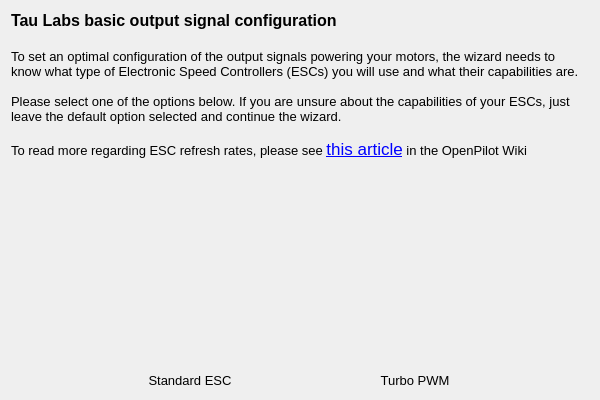
This is ground/gcs/src/plugins/setupwizard/pages/outputpage.ui in TauLabs/TauLabs as Qt 5 draws it before an edit. The edited form follows.
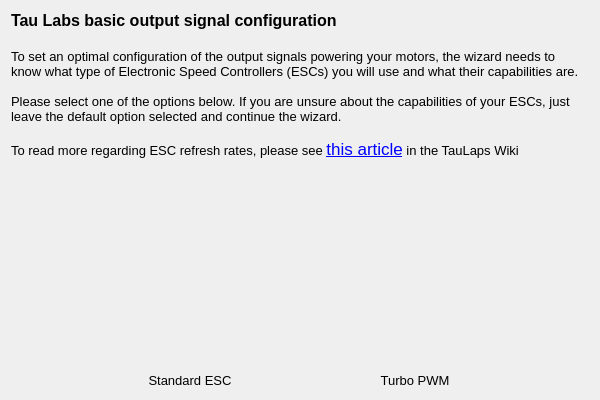
This is the edited form. Icons and pictures are not drawn.

Commit message: Change all OpenPilot links to TauLabs Wiki https://github.com/TauLabs/TauLabs/issues/975

The edit to the form file:
```diff
--- a/ground/gcs/src/plugins/setupwizard/pages/outputpage.ui
+++ b/ground/gcs/src/plugins/setupwizard/pages/outputpage.ui
@@ -27,7 +27,7 @@
 &lt;p style=&quot;-qt-paragraph-type:empty; margin-top:0px; margin-bottom:0px; margin-left:0px; margin-right:0px; -qt-block-indent:0; text-indent:0px; font-family:'MS Shell Dlg 2'; font-size:10pt;&quot;&gt;&lt;br /&gt;&lt;/p&gt;
 &lt;p style=&quot; margin-top:0px; margin-bottom:0px; margin-left:0px; margin-right:0px; -qt-block-indent:0; text-indent:0px;&quot;&gt;&lt;span style=&quot; font-family:'MS Shell Dlg 2'; font-size:10pt;&quot;&gt;Please select one of the options below. If you are unsure about the capabilities of your ESCs, just leave the default option selected and continue the wizard.&lt;/span&gt;&lt;/p&gt;
 &lt;p style=&quot;-qt-paragraph-type:empty; margin-top:0px; margin-bottom:0px; margin-left:0px; margin-right:0px; -qt-block-indent:0; text-indent:0px; font-family:'MS Shell Dlg 2'; font-size:10pt;&quot;&gt;&lt;br /&gt;&lt;/p&gt;
-&lt;p style=&quot; margin-top:0px; margin-bottom:0px; margin-left:0px; margin-right:0px; -qt-block-indent:0; text-indent:0px;&quot;&gt;&lt;span style=&quot; font-family:'MS Shell Dlg 2'; font-size:10pt;&quot;&gt;To read more regarding ESC refresh rates, please see &lt;/span&gt;&lt;a href=&quot;http://wiki.openpilot.org/x/HIEu&quot;&gt;&lt;span style=&quot; text-decoration: underline; color:#0000ff;&quot;&gt;this article&lt;/span&gt;&lt;/a&gt;&lt;span style=&quot; font-family:'MS Shell Dlg 2'; font-size:10pt;&quot;&gt; in the OpenPilot Wiki&lt;/span&gt;&lt;/p&gt;&lt;/body&gt;&lt;/html&gt;</string>
+&lt;p style=&quot; margin-top:0px; margin-bottom:0px; margin-left:0px; margin-right:0px; -qt-block-indent:0; text-indent:0px;&quot;&gt;&lt;span style=&quot; font-family:'MS Shell Dlg 2'; font-size:10pt;&quot;&gt;To read more regarding ESC refresh rates, please see &lt;/span&gt;&lt;a href=&quot;https://github.com/TauLabs/TauLabs/wiki/OnlineHelp:-TurboPWM-ESC's&quot;&gt;&lt;span style=&quot; text-decoration: underline; color:#0000ff;&quot;&gt;this article&lt;/span&gt;&lt;/a&gt;&lt;span style=&quot; font-family:'MS Shell Dlg 2'; font-size:10pt;&quot;&gt; in the TauLaps Wiki&lt;/span&gt;&lt;/p&gt;&lt;/body&gt;&lt;/html&gt;</string>
      </property>
      <property name="alignment">
       <set>Qt::AlignLeading|Qt::AlignLeft|Qt::AlignTop</set>
```
The commit also changes 13 other files.
